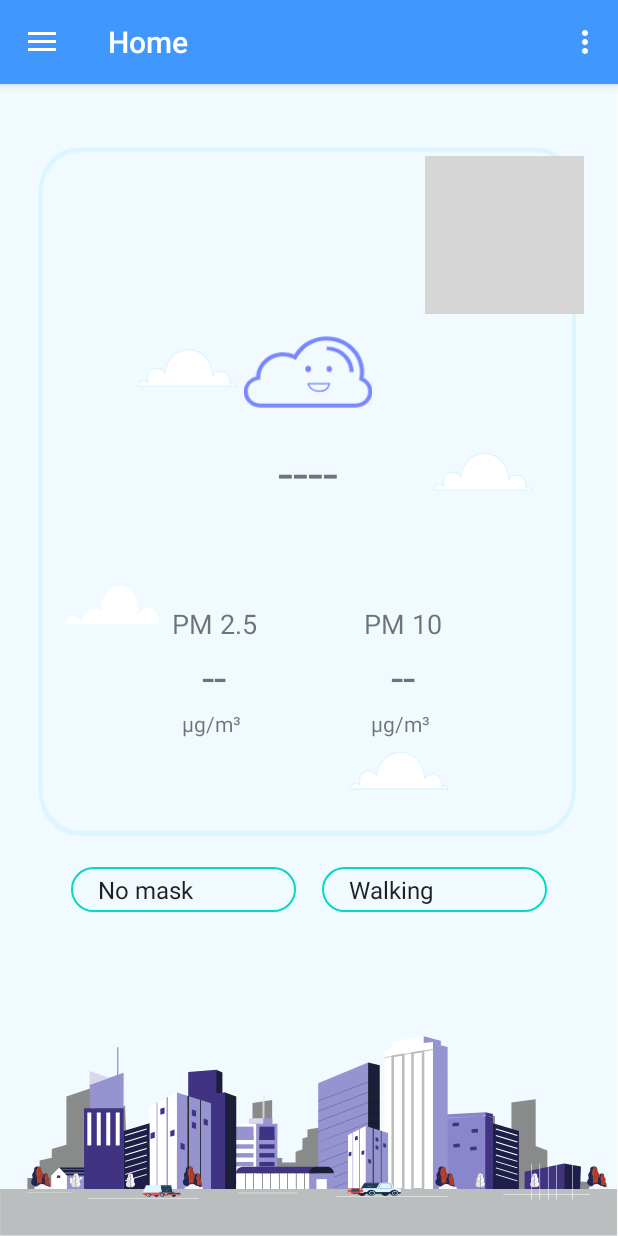
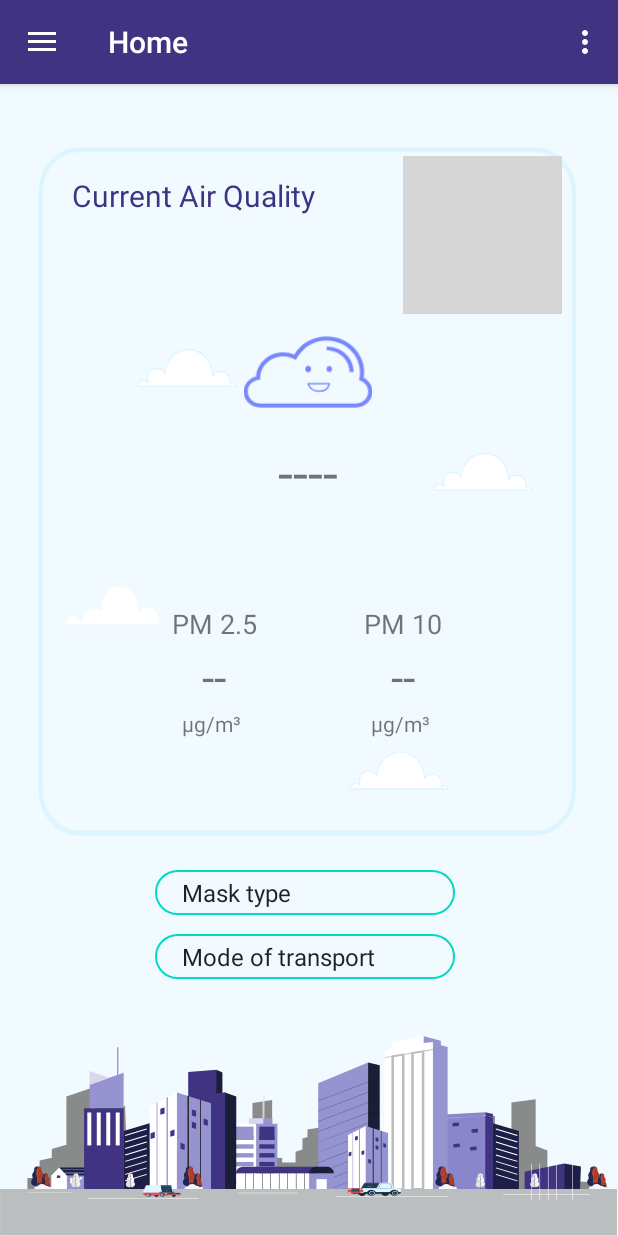
Before and after one commit to mimo-sha256/APM_v3, an Android app: the screen it shows after launch (MainActivity), on a phone screen of 412 x 824 dp. Run offline under Robolectric (Android 15) with nearby library versions, the phone set to English and light mode, and no system bars; our stand-ins replace Firebase (no records; nobody signed in at launch, a user with empty details on screens opened directly), RxJava, navigation-ui; libraries missing offline, so code that uses them is left out: com.polidea.rxandroidble2, com.tomerrosenfeld.customanalogclockview; plain views replace CustomAnalogClock; 6 statements that could not run were skipped; grey boxes are pictures that could not be loaded.

Commit message:
Updates made

```diff
--- a/app/src/main/res/drawable/side_nav_bar.xml
+++ b/app/src/main/res/drawable/side_nav_bar.xml
@@ -2,8 +2,8 @@
     android:shape="rectangle">
     <gradient
         android:angle="135"
-        android:centerColor="#4068ff"
-        android:endColor="#4068ff"
-        android:startColor="#5a7cff"
+        android:centerColor="#9996DB"
+        android:endColor="#8986CB"
+        android:startColor="#B9B6fB"
         android:type="linear" />
 </shape>
--- a/app/src/main/res/layout/app_bar_main.xml
+++ b/app/src/main/res/layout/app_bar_main.xml
@@ -15,7 +15,7 @@
             android:id="@+id/toolbar"
             android:layout_width="match_parent"
             android:layout_height="?attr/actionBarSize"
-            android:background="#4098FF"
+            android:background="#3F3382"
             app:popupTheme="@style/AppTheme.PopupOverlay" />
 
     </com.google.android.material.appbar.AppBarLayout>
--- a/app/src/main/res/layout/fragment_analytics.xml
+++ b/app/src/main/res/layout/fragment_analytics.xml
@@ -13,8 +13,10 @@
         android:layout_marginBottom="531dp"
         app:layout_constraintBottom_toBottomOf="parent"
         app:layout_constraintEnd_toEndOf="parent"
+        app:layout_constraintHorizontal_bias="0.0"
         app:layout_constraintStart_toStartOf="parent"
-        app:layout_constraintTop_toTopOf="parent" />
+        app:layout_constraintTop_toTopOf="parent"
+        app:layout_constraintVertical_bias="1.0" />
 
     <com.jjoe64.graphview.GraphView
         android:id="@+id/graph_pm10"
--- a/app/src/main/res/layout/fragment_home.xml
+++ b/app/src/main/res/layout/fragment_home.xml
@@ -63,29 +63,30 @@
 
     <Spinner
         android:id="@+id/maskSpinner"
-        android:layout_width="150dp"
+        android:layout_width="200dp"
         android:layout_height="30dp"
-        android:layout_marginStart="47dp"
         android:layout_marginEnd="17dp"
         android:background="@drawable/spinner_rect"
         android:entries="@array/maskArray"
         app:layout_constraintBottom_toBottomOf="parent"
-        app:layout_constraintEnd_toStartOf="@+id/transportSpinner"
+        app:layout_constraintEnd_toEndOf="parent"
+        app:layout_constraintHorizontal_bias="0.532"
         app:layout_constraintStart_toStartOf="parent"
         app:layout_constraintTop_toTopOf="parent"
-        app:layout_constraintVertical_bias="0.707" />
+        app:layout_constraintVertical_bias="0.71" />
 
     <Spinner
         android:id="@+id/transportSpinner"
-        android:layout_width="150dp"
+        android:layout_width="200dp"
         android:layout_height="30dp"
-        android:layout_marginEnd="47dp"
         android:background="@drawable/spinner_rect"
         android:entries="@array/transportArray"
         app:layout_constraintBottom_toBottomOf="parent"
         app:layout_constraintEnd_toEndOf="parent"
-        app:layout_constraintTop_toTopOf="parent"
-        app:layout_constraintVertical_bias="0.707" />
+        app:layout_constraintHorizontal_bias="0.486"
+        app:layout_constraintStart_toStartOf="parent"
+        app:layout_constraintTop_toBottomOf="@+id/maskSpinner"
+        app:layout_constraintVertical_bias="0.069" />
 
     <com.tomerrosenfeld.customanalogclockview.CustomAnalogClock
         android:id="@+id/analog_clock"
@@ -94,7 +95,7 @@
         app:default_watchface="true"
         app:layout_constraintBottom_toBottomOf="parent"
         app:layout_constraintEnd_toEndOf="parent"
-        app:layout_constraintHorizontal_bias="0.925"
+        app:layout_constraintHorizontal_bias="0.879"
         app:layout_constraintStart_toStartOf="parent"
         app:layout_constraintTop_toTopOf="parent"
         app:layout_constraintVertical_bias="0.072" />
@@ -147,5 +148,19 @@
         app:layout_constraintVertical_bias="0.22"
         app:srcCompat="@drawable/ic_good_cloud" />
 
+    <TextView
+        android:id="@+id/textView4"
+        android:layout_width="wrap_content"
+        android:layout_height="wrap_content"
+        android:text="Current Air Quality"
+        android:textColor="#3F3382"
+        android:textSize="20sp"
+        app:layout_constraintBottom_toBottomOf="parent"
+        app:layout_constraintEnd_toEndOf="parent"
+        app:layout_constraintHorizontal_bias="0.191"
+        app:layout_constraintStart_toStartOf="parent"
+        app:layout_constraintTop_toTopOf="parent"
+        app:layout_constraintVertical_bias="0.082" />
+
 
 </androidx.constraintlayout.widget.ConstraintLayout>
--- a/app/src/main/res/menu/activity_main_drawer.xml
+++ b/app/src/main/res/menu/activity_main_drawer.xml
@@ -12,16 +12,11 @@
         <item
             android:id="@+id/nav_map"
             android:icon="@android:drawable/ic_dialog_map"
-            android:title="Map" />
-
-        <item
-            android:id="@+id/nav_history"
-            android:icon="@android:drawable/ic_menu_recent_history"
-            android:title="History" />
+            android:title="Maps" />
 
         <item
             android:id="@+id/nav_analytics"
             android:icon="@drawable/analytics"
-            android:title="Analytics" />
+            android:title="Insights" />
     </group>
 </menu>
--- a/app/src/main/res/values/strings.xml
+++ b/app/src/main/res/values/strings.xml
@@ -13,6 +13,7 @@
 
     <string name="home_second">Home Second</string>
     <string-array name="maskArray">
+        <item>Mask type</item>
         <item>No mask</item>
         <item>N95</item>
         <item>Surgical</item>
@@ -22,11 +23,13 @@
         <item>Sponge</item>
     </string-array>
     <string-array name="transportArray">
+        <item>Mode of transport</item>
         <item>Walking</item>
-        <item>Car</item>
-        <item>Scooter/Bike/Cycle/Auto</item>
+        <item>AC Car</item>
+        <item>Non-AC Car</item>
         <item>AC Bus</item>
         <item>Non-AC Bus</item>
+        <item>Two Wheeler/Three Wheeler</item>
     </string-array>
 
     <!-- TODO: Remove or change this placeholder text -->
```
